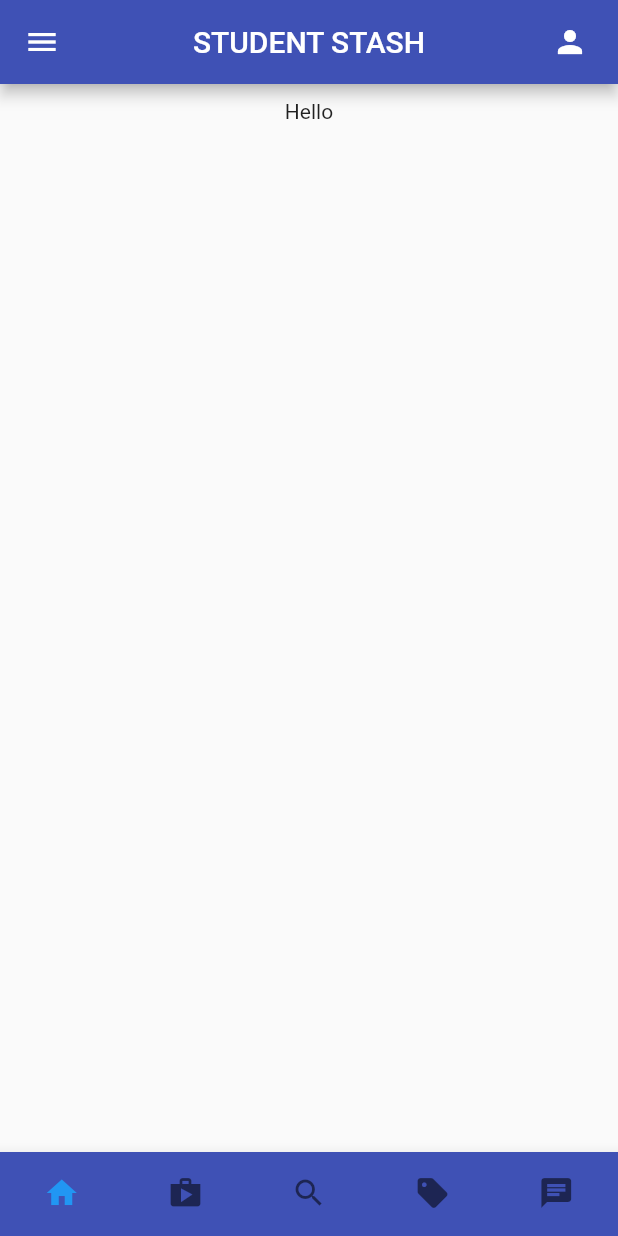
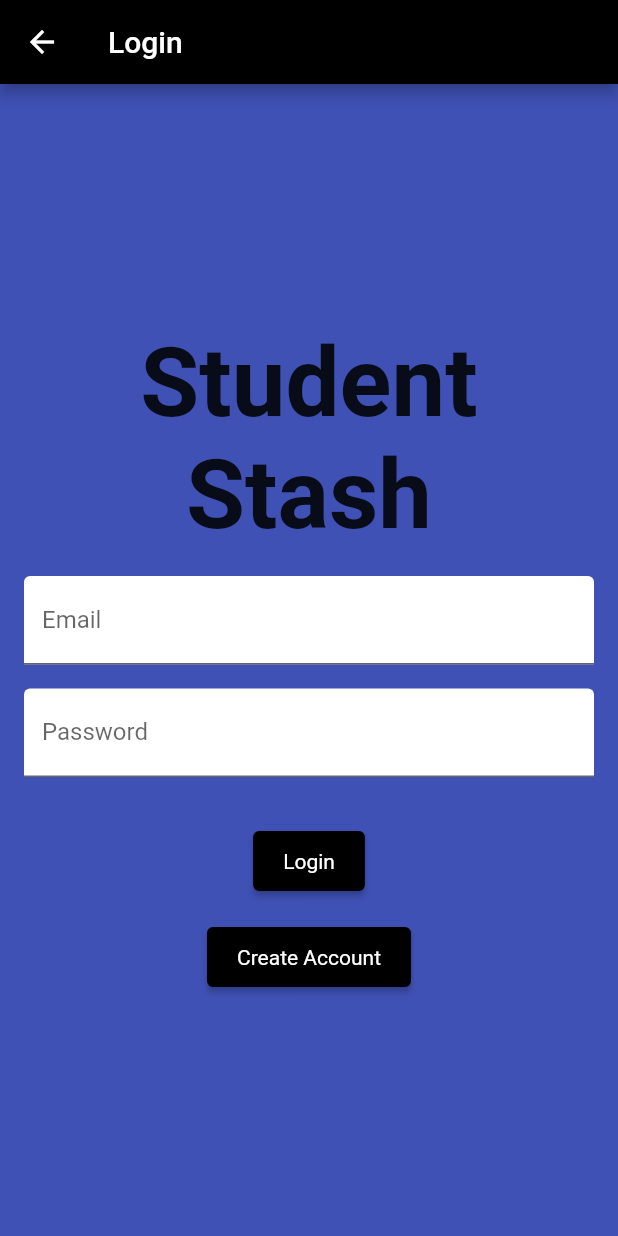
Before and after one commit to CMPE133-Group-Project/student_stash, a Flutter app: the screen it shows after launch, on a phone screen of 412 x 824 dp. Run offline on Flutter 3.47's test engine with Material 2 defaults, Android fonts, the phone set to English and light mode, and no system bars.

Commit message:
Added the login page and create account page

```diff
--- /dev/null
+++ b/lib/login_page.dart
@@ -0,0 +1,100 @@
+import 'package:flutter/material.dart';
+import 'register_page.dart';
+
+class LoginPage extends StatefulWidget {
+  @override
+  _LoginPageState createState() => _LoginPageState();
+}
+
+class _LoginPageState extends State<LoginPage> {
+  TextEditingController emailController = TextEditingController();
+  TextEditingController passwordController = TextEditingController();
+
+  @override
+  Widget build(BuildContext context) {
+    return Scaffold(
+      appBar: AppBar(
+        backgroundColor: Colors.black,
+        title: Text(
+          'Login',
+          style: TextStyle(color: Colors.white),
+        ),
+      ),
+      body: Padding(
+        padding: const EdgeInsets.all(16.0),
+        child: Column(
+          mainAxisAlignment: MainAxisAlignment.center,
+          children: [
+            Center(
+              child: Text(
+                'Student', // First line
+                style: TextStyle(
+                  fontSize: 64.0, // Increase the font size
+                  fontWeight: FontWeight.bold, // Make it bold
+                ),
+              ),
+            ),
+            Center(
+              child: Text(
+                'Stash', // Second line
+                style: TextStyle(
+                  fontSize: 64.0, // Increase the font size
+                  fontWeight: FontWeight.bold, // Make it bold
+                ),
+              ),
+            ),
+            SizedBox(height: 16.0),
+            TextField(
+              controller: emailController,
+              decoration: InputDecoration(
+                labelText: 'Email',
+                fillColor: Colors.white,
+                filled: true,
+              ),
+            ),
+            SizedBox(height: 16.0),
+            TextField(
+              controller: passwordController,
+              obscureText: true,
+              decoration: InputDecoration(
+                labelText: 'Password',
+                fillColor: Colors.white,
+                filled: true,
+              ),
+            ),
+            SizedBox(height: 32.0),
+            ElevatedButton(
+              onPressed: () {
+                // Add your authentication logic here
+                // For example, check if email and password are correct
+                // If successful, navigate to the home page
+                // Otherwise, show an error message
+              },
+              style: ElevatedButton.styleFrom(
+                primary: Colors.black,
+                textStyle: TextStyle(color: Colors.white),
+                padding: EdgeInsets.symmetric(horizontal: 20, vertical: 12),
+              ),
+              child: Text('Login'),
+            ),
+            SizedBox(height: 16.0),
+            ElevatedButton(
+              onPressed: () {
+                Navigator.of(context).push(MaterialPageRoute(
+                  builder: (context) => RegistrationPage(),
+                ));
+              },
+              style: ElevatedButton.styleFrom(
+                primary: Colors.black,
+                textStyle: TextStyle(color: Colors.white),
+                padding: EdgeInsets.symmetric(horizontal: 20, vertical: 12),
+              ),
+              child: Text('Create Account'),
+            ),
+          ],
+        ),
+      ),
+      backgroundColor: Colors.indigo,
+    );
+  }
+}
--- a/lib/main.dart
+++ b/lib/main.dart
@@ -1,4 +1,5 @@
 import 'package:flutter/material.dart';
+import 'login_page.dart'; // Import your login page file
 
 void main() {
   runApp(const MyApp());
@@ -12,7 +13,11 @@
   Widget build(BuildContext context) {
 
     return MaterialApp(
+      initialRoute: '/login',
+      routes: {
+        '/login': (context) => LoginPage(),
 
+      },
       home: Scaffold(
 
         appBar: AppBar(
```
Also changed, not shown: lib/register_page.dart (added, +53 -0 lines).
